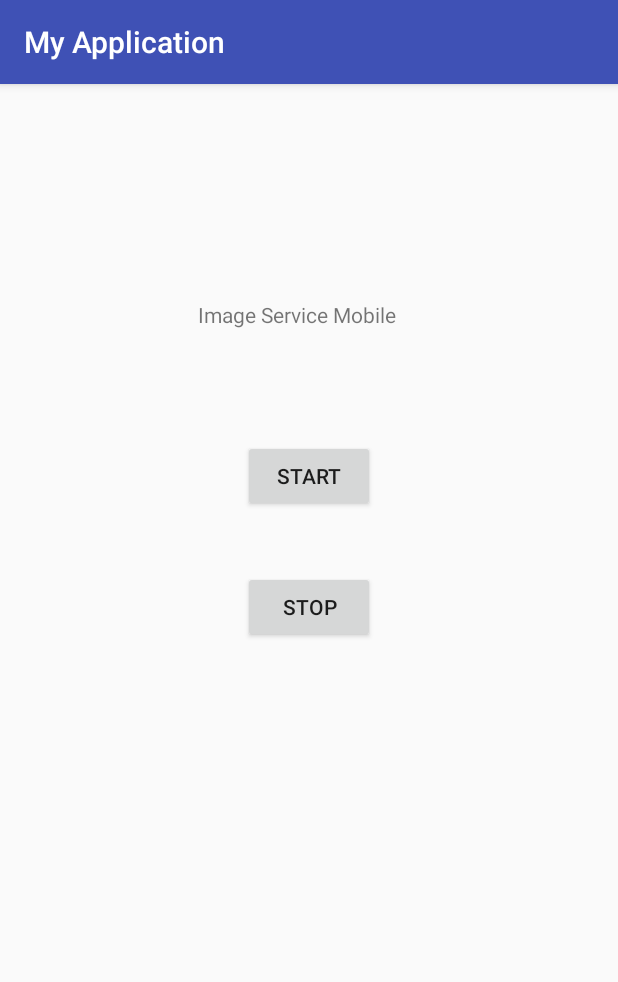
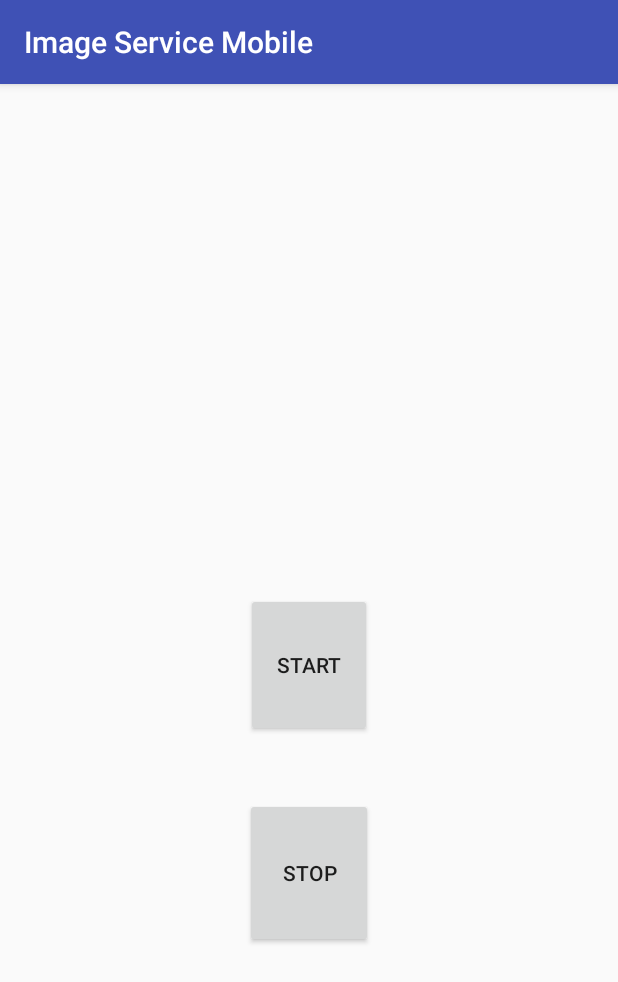
Before and after one commit to EfratMeir/ImageServiceAndroid, an Android app: the screen it shows after launch (MainActivity), on a phone screen of 412 x 824 dp. Shown: the top 982 px of the screen. Run offline under Robolectric (Android 15) with nearby library versions, the phone set to English and light mode, and no system bars; 1 statement that could not run was skipped.

Commit message:
opened Service

```diff
--- a/app/src/main/AndroidManifest.xml
+++ b/app/src/main/AndroidManifest.xml
@@ -16,6 +16,8 @@
                 <category android:name="android.intent.category.LAUNCHER" />
             </intent-filter>
         </activity>
+        <service android:name = ".ImageService" android:exported="false"></service>
+
     </application>
 
 </manifest>
--- a/app/src/main/java/com/example/efrat/myapplication/MainActivity.java
+++ b/app/src/main/java/com/example/efrat/myapplication/MainActivity.java
@@ -1,8 +1,11 @@
 package com.example.efrat.myapplication;
 
+import android.content.Intent;
 import android.support.v7.app.AppCompatActivity;
 import android.os.Bundle;
 import android.widget.TextView;
+import android.view.View;
+
 
 public class MainActivity extends AppCompatActivity {
 
@@ -11,14 +14,25 @@ public class MainActivity extends AppCompatActivity {
         System.loadLibrary("native-lib");
     }
 
+    public void startService(View view)
+    {
+        Intent intent = new Intent(this, ImageService.class);
+        startService(intent);
+    }
+
+    public void stopService(View view)
+    {
+        Intent intent = new Intent(this, ImageService.class);
+        stopService(intent);
+    }
     @Override
     protected void onCreate(Bundle savedInstanceState) {
         super.onCreate(savedInstanceState);
         setContentView(R.layout.activity_main);
 
         // Example of a call to a native method
-        TextView tv = (TextView) findViewById(R.id.sample_text);
-        tv.setText(stringFromJNI());
+//        TextView tv = (TextView) findViewById(R.id.sample_text);
+//        tv.setText(stringFromJNI());
     }
 
     /**
--- a/app/src/main/res/layout/activity_main.xml
+++ b/app/src/main/res/layout/activity_main.xml
@@ -6,54 +6,34 @@
     android:layout_height="match_parent"
     tools:context=".MainActivity">
 
-    <TextView
-        android:id="@+id/sample_text"
-        android:layout_width="148dp"
-        android:layout_height="54dp"
+    <Button
+        android:id="@+id/button"
+        android:layout_width="85dp"
+        android:layout_height="100dp"
+        android:layout_marginBottom="192dp"
         android:layout_marginEnd="8dp"
         android:layout_marginLeft="8dp"
         android:layout_marginRight="8dp"
         android:layout_marginStart="8dp"
-        android:layout_marginTop="144dp"
-        android:contentDescription="@string/app_name"
-        android:text="Image Service Mobile"
-        android:visibility="visible"
-        app:layout_constraintEnd_toEndOf="parent"
-        app:layout_constraintStart_toStartOf="parent"
-        app:layout_constraintTop_toTopOf="parent"
-        tools:text="Image Service Mocile" />
-
-    <Button
-        android:id="@+id/button"
-        android:layout_width="wrap_content"
-        android:layout_height="wrap_content"
-        android:layout_marginBottom="8dp"
-        android:layout_marginEnd="8dp"
-        android:layout_marginLeft="8dp"
-        android:layout_marginRight="8dp"
-        android:layout_marginStart="8dp"
-        android:layout_marginTop="96dp"
         android:text="Stop"
+        android:onClick="stopService"
         app:layout_constraintBottom_toBottomOf="parent"
         app:layout_constraintEnd_toEndOf="parent"
-        app:layout_constraintStart_toStartOf="parent"
-        app:layout_constraintTop_toBottomOf="@+id/sample_text"
-        app:layout_constraintVertical_bias="0.074" />
+        app:layout_constraintHorizontal_bias="0.501"
+        app:layout_constraintStart_toStartOf="parent" />
 
     <Button
         android:id="@+id/button2"
-        android:layout_width="wrap_content"
-        android:layout_height="wrap_content"
+        android:layout_width="84dp"
+        android:layout_height="96dp"
         android:layout_marginBottom="8dp"
-        android:layout_marginEnd="8dp"
-        android:layout_marginLeft="8dp"
-        android:layout_marginRight="8dp"
-        android:layout_marginStart="8dp"
         android:layout_marginTop="8dp"
+        android:onClick="startService"
         android:text="Start"
         app:layout_constraintBottom_toTopOf="@+id/button"
         app:layout_constraintEnd_toEndOf="parent"
         app:layout_constraintStart_toStartOf="parent"
-        app:layout_constraintTop_toBottomOf="@+id/sample_text" />
+        app:layout_constraintTop_toTopOf="parent"
+        app:layout_constraintVertical_bias="0.911" />
 
 </android.support.constraint.ConstraintLayout>
--- a/app/src/main/res/values/strings.xml
+++ b/app/src/main/res/values/strings.xml
@@ -1,3 +1,4 @@
 <resources>
-    <string name="app_name">My Application</string>
+    <string name="app_name">Image Service Mobile</string>
+    <string name="bla_bla">this is a bla bla</string>
 </resources>
```
